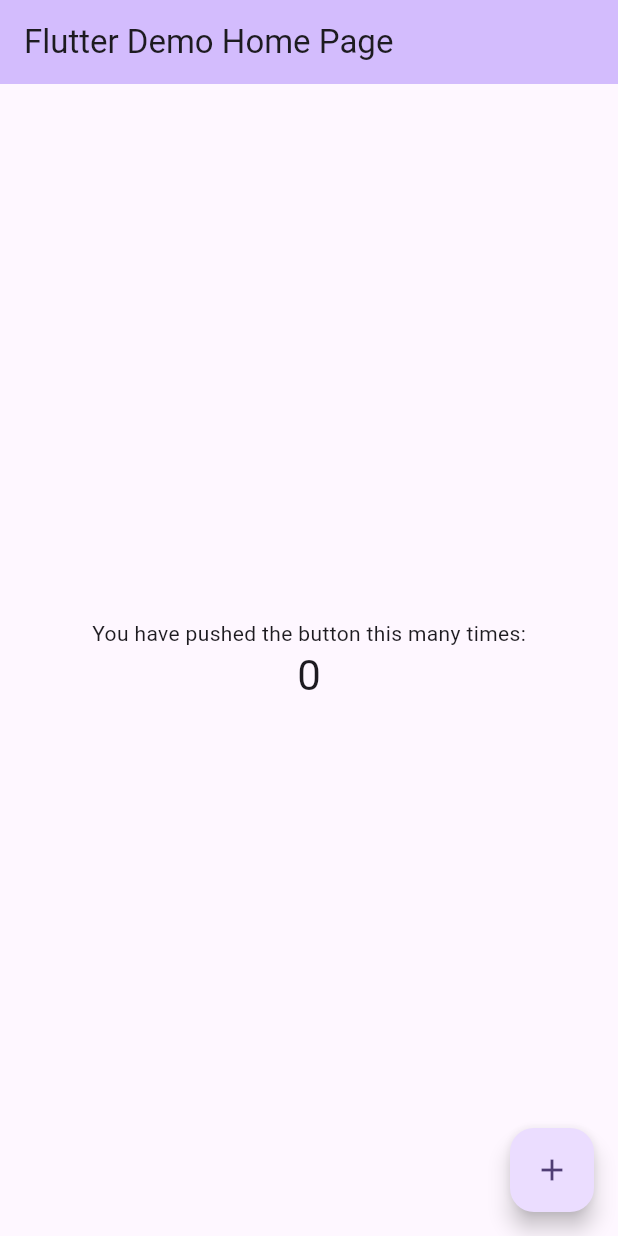
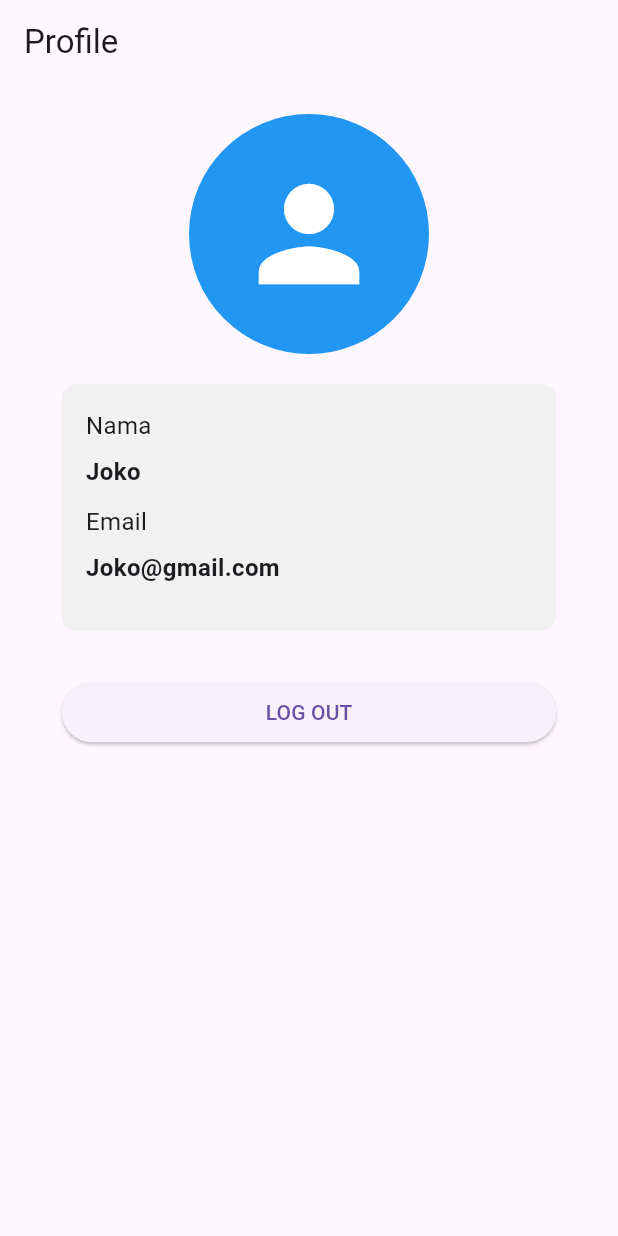
Before and after one commit to Joseph2702/kimiafarma, a Flutter app: the screen it shows after launch, on a phone screen of 412 x 824 dp. Run offline on Flutter 3.47's test engine with Material 3 defaults, Android fonts, the phone set to English and light mode, and no system bars.

Commit message:
profile page frontend

```diff
--- a/lib/main.dart
+++ b/lib/main.dart
@@ -1,4 +1,5 @@
 import 'package:flutter/material.dart';
+import 'package:kimiafarma/screen/profile.dart';
 
 void main() {
   runApp(const MyApp());
@@ -7,119 +8,13 @@ void main() {
 class MyApp extends StatelessWidget {
   const MyApp({super.key});
 
-  // This widget is the root of your application.
   @override
   Widget build(BuildContext context) {
     return MaterialApp(
-      title: 'Flutter Demo',
-      theme: ThemeData(
-        // This is the theme of your application.
-        //
-        // TRY THIS: Try running your application with "flutter run". You'll see
-        // the application has a blue toolbar. Then, without quitting the app,
-        // try changing the seedColor in the colorScheme below to Colors.green
-        // and then invoke "hot reload" (save your changes or press the "hot
-        // reload" button in a Flutter-supported IDE, or press "r" if you used
-        // the command line to start the app).
-        //
-        // Notice that the counter didn't reset back to zero; the application
-        // state is not lost during the reload. To reset the state, use hot
-        // restart instead.
-        //
-        // This works for code too, not just values: Most code changes can be
-        // tested with just a hot reload.
-        colorScheme: ColorScheme.fromSeed(seedColor: Colors.deepPurple),
-        useMaterial3: true,
-      ),
-      home: const MyHomePage(title: 'Flutter Demo Home Page'),
-    );
+        debugShowCheckedModeBanner: false,
+        initialRoute: 'profile',
+        routes: {
+          'profile': (context) => ProfilePage(),
+        });
   }
 }
-
-class MyHomePage extends StatefulWidget {
-  const MyHomePage({super.key, required this.title});
-
-  // This widget is the home page of your application. It is stateful, meaning
-  // that it has a State object (defined below) that contains fields that affect
-  // how it looks.
-
-  // This class is the configuration for the state. It holds the values (in this
-  // case the title) provided by the parent (in this case the App widget) and
-  // used by the build method of the State. Fields in a Widget subclass are
-  // always marked "final".
-
-  final String title;
-
-  @override
-  State<MyHomePage> createState() => _MyHomePageState();
-}
-
-class _MyHomePageState extends State<MyHomePage> {
-  int _counter = 0;
-
-  void _incrementCounter() {
-    setState(() {
-      // This call to setState tells the Flutter framework that something has
-      // changed in this State, which causes it to rerun the build method below
-      // so that the display can reflect the updated values. If we changed
-      // _counter without calling setState(), then the build method would not be
-      // called again, and so nothing would appear to happen.
-      _counter++;
-    });
-  }
-
-  @override
-  Widget build(BuildContext context) {
-    // This method is rerun every time setState is called, for instance as done
-    // by the _incrementCounter method above.
-    //
-    // The Flutter framework has been optimized to make rerunning build methods
-    // fast, so that you can just rebuild anything that needs updating rather
-    // than having to individually change instances of widgets.
-    return Scaffold(
-      appBar: AppBar(
-        // TRY THIS: Try changing the color here to a specific color (to
-        // Colors.amber, perhaps?) and trigger a hot reload to see the AppBar
-        // change color while the other colors stay the same.
-        backgroundColor: Theme.of(context).colorScheme.inversePrimary,
-        // Here we take the value from the MyHomePage object that was created by
-        // the App.build method, and use it to set our appbar title.
-        title: Text(widget.title),
-      ),
-      body: Center(
-        // Center is a layout widget. It takes a single child and positions it
-        // in the middle of the parent.
-        child: Column(
-          // Column is also a layout widget. It takes a list of children and
-          // arranges them vertically. By default, it sizes itself to fit its
-          // children horizontally, and tries to be as tall as its parent.
-          //
-          // Column has various properties to control how it sizes itself and
-          // how it positions its children. Here we use mainAxisAlignment to
-          // center the children vertically; the main axis here is the vertical
-          // axis because Columns are vertical (the cross axis would be
-          // horizontal).
-          //
-          // TRY THIS: Invoke "debug painting" (choose the "Toggle Debug Paint"
-          // action in the IDE, or press "p" in the console), to see the
-          // wireframe for each widget.
-          mainAxisAlignment: MainAxisAlignment.center,
-          children: <Widget>[
-            const Text(
-              'You have pushed the button this many times:',
-            ),
-            Text(
-              '$_counter',
-              style: Theme.of(context).textTheme.headlineMedium,
-            ),
-          ],
-        ),
-      ),
-      floatingActionButton: FloatingActionButton(
-        onPressed: _incrementCounter,
-        tooltip: 'Increment',
-        child: const Icon(Icons.add),
-      ), // This trailing comma makes auto-formatting nicer for build methods.
-    );
-  }
-}
--- /dev/null
+++ b/lib/screen/profile.dart
@@ -0,0 +1,91 @@
+import 'package:flutter/material.dart';
+
+class ProfilePage extends StatefulWidget {
+  @override
+  ProfilePageState createState() => ProfilePageState();
+}
+
+class ProfilePageState extends State<ProfilePage> {
+  @override
+  Widget build(BuildContext context) {
+    return Scaffold(
+      appBar: AppBar(
+        title: Text("Profile"),
+      ),
+      body: SingleChildScrollView(
+        padding: const EdgeInsets.symmetric(vertical: 20),
+        child: Column(
+          mainAxisAlignment: MainAxisAlignment.center,
+          // crossAxisAlignment: CrossAxisAlignment.center,
+          children: [
+            Center(
+              child: CircleAvatar(
+                radius: 80,
+                backgroundColor: Colors.blue,
+                child: Icon(
+                  Icons.person,
+                  size: 100,
+                  color: Colors.white,
+                ),
+              ),
+            ),
+            SizedBox(height: 20),
+            Container(
+              width: MediaQuery.of(context).size.width * 0.80,
+              height: MediaQuery.of(context).size.height * 0.20,
+              decoration: BoxDecoration(
+                borderRadius: BorderRadius.circular(10),
+                color: Color(0xfff2f1f1),
+              ),
+              child: Padding(
+                padding: const EdgeInsets.all(16.0),
+                child: Column(
+                  crossAxisAlignment: CrossAxisAlignment.start,
+                  children: [
+                    Text(
+                      'Nama',
+                      style: TextStyle(
+                        fontSize: 16,
+                      ),
+                    ),
+                    SizedBox(height: 8),
+                    Text(
+                      'Joko',
+                      style: TextStyle(
+                        fontSize: 16,
+                        fontWeight: FontWeight.bold,
+                      ),
+                    ),
+                    SizedBox(height: 10),
+                    Text(
+                      'Email',
+                      style: TextStyle(
+                        fontSize: 16,
+                      ),
+                    ),
+                    SizedBox(height: 8),
+                    Text(
+                      'Joko@gmail.com',
+                      style: TextStyle(
+                        fontSize: 16,
+                        fontWeight: FontWeight.bold,
+                      ),
+                    ),
+                  ],
+                ),
+              ),
+            ),
+            SizedBox(height: 30),
+            SizedBox(
+              width: MediaQuery.of(context).size.width * 0.80,
+              child: ElevatedButton(
+                onPressed: () {},
+                child: Text('LOG OUT'),
+              ),
+            ),
+          ],
+        ),
+      ),
+    );
+  }
+}
```
